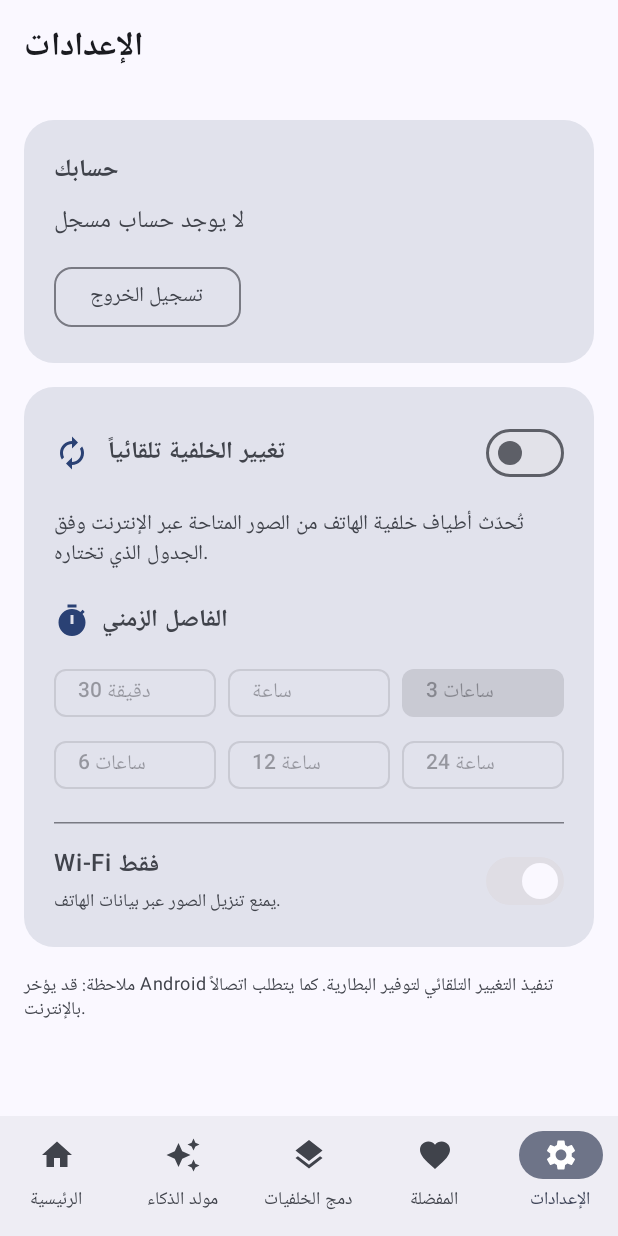
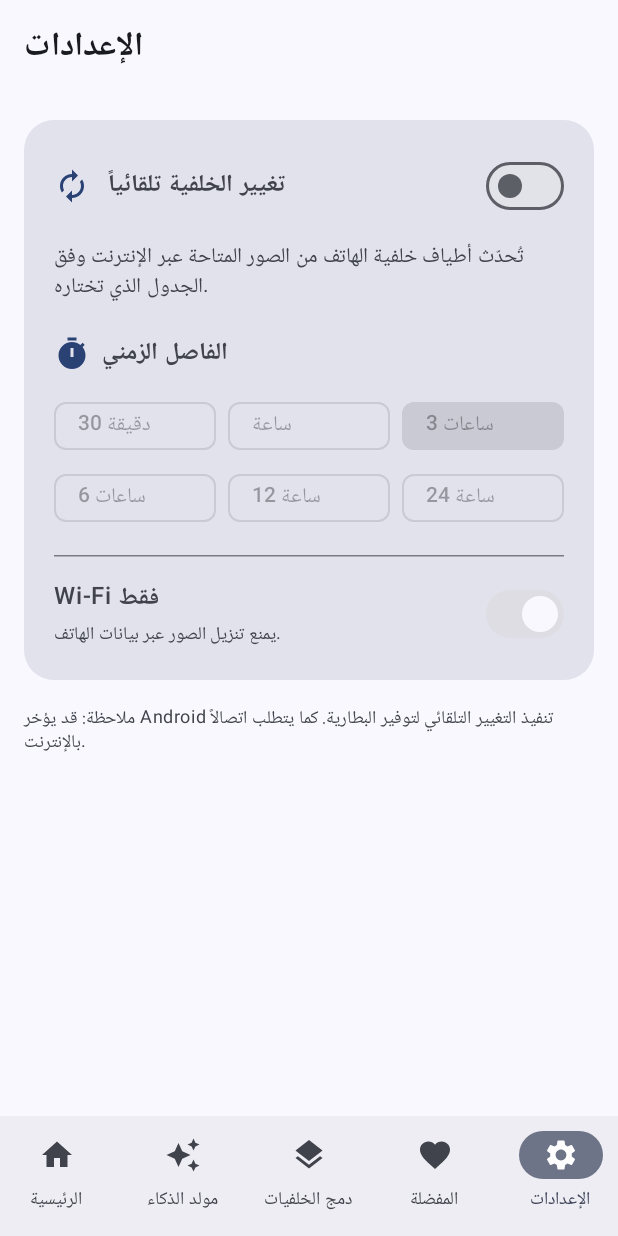
Before and after one commit to mukheleda-rgb/atyaf, an Android app built with Jetpack Compose: the screen it shows after launch (MainActivity), item 5 of the bottom bar chosen, on a phone screen of 412 x 824 dp. Run offline under Robolectric (Android 15) with nearby library versions, the phone set to English and light mode, and no system bars; our stand-ins replace Firebase (no records; nobody signed in at launch, a user with empty details on screens opened directly); pictures from the network do not load; 1 statement that could not run was skipped.

Commit message:
Remove account and sign-out controls from settings

```diff
--- a/app/src/main/java/com/example/ui/screens/SettingsScreen.kt
+++ b/app/src/main/java/com/example/ui/screens/SettingsScreen.kt
@@ -17,9 +17,6 @@ import androidx.compose.ui.platform.LocalContext
 import androidx.compose.ui.text.font.FontWeight
 import androidx.compose.ui.unit.dp
 import com.example.workers.AutoWallpaperScheduler
-import com.google.firebase.Firebase
-import com.google.firebase.FirebaseApp
-import com.google.firebase.auth.auth
 
 private data class IntervalOption(val minutes: Long, val label: String)
 
@@ -30,8 +27,6 @@ fun SettingsScreen(onSignOut: () -> Unit) {
     val preferences = remember {
         context.getSharedPreferences("atyaf_preferences", Context.MODE_PRIVATE)
     }
-    val firebaseReady = remember { FirebaseApp.getApps(context.applicationContext).isNotEmpty() }
-    val currentUser = remember(firebaseReady) { if (firebaseReady) runCatching { Firebase.auth.currentUser }.getOrNull() else null }
 
     var autoEnabled by remember { mutableStateOf(preferences.getBoolean("auto_wallpaper_enabled", false)) }
     var wifiOnly by remember { mutableStateOf(preferences.getBoolean("wifi_only", true)) }
@@ -81,31 +76,6 @@ fun SettingsScreen(onSignOut: () -> Unit) {
                 .padding(16.dp),
             verticalArrangement = Arrangement.spacedBy(16.dp)
         ) {
-            Surface(
-                modifier = Modifier.fillMaxWidth(),
-                color = MaterialTheme.colorScheme.surfaceVariant,
-                shape = RoundedCornerShape(20.dp)
-            ) {
-                Column(Modifier.padding(20.dp)) {
-                    Text("حسابك", style = MaterialTheme.typography.titleMedium, fontWeight = FontWeight.Bold)
-                    Spacer(Modifier.height(6.dp))
-                    Text(
-                        currentUser?.email ?: "لا يوجد حساب مسجل",
-                        color = MaterialTheme.colorScheme.onSurfaceVariant
-                    )
-                    Spacer(Modifier.height(12.dp))
-                    OutlinedButton(
-                        onClick = {
-                            if (firebaseReady) runCatching { Firebase.auth.signOut() }
-                            onSignOut()
-                        },
-                        shape = RoundedCornerShape(12.dp)
-                    ) {
-                        Text("تسجيل الخروج")
-                    }
-                }
-            }
-
             Surface(
                 modifier = Modifier.fillMaxWidth(),
                 color = MaterialTheme.colorScheme.surfaceVariant,
```
